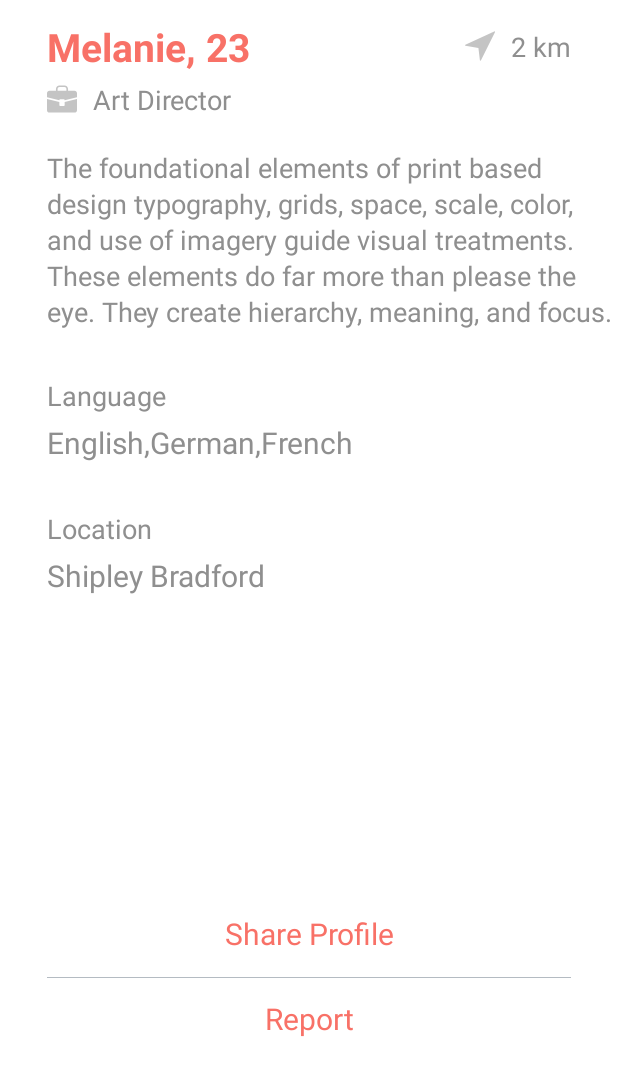
After one commit to NEITGNART/TingTing, an Android app: the layout content_dauser_detail.xml on its own in the app's theme, with its tools: preview values and no code run, on a phone screen of 412 x 824 dp. The commit adds this screen. Shown: the top 1076 px of the screen. Run offline under Robolectric (Android 15) with nearby library versions, the phone set to English and light mode, and no system bars.

Commit message:
user profile

```diff
--- a/app/src/main/java/com/example/tingting/Adapters.kt
+++ b/app/src/main/java/com/example/tingting/Adapters.kt
@@ -7,7 +7,7 @@ import android.view.ViewGroup
 import androidx.recyclerview.widget.RecyclerView
 import com.makeramen.roundedimageview.RoundedImageView
 
-class Adapters (val context: Context): RecyclerView.Adapter<Adapters.MyViewHolder>() {
+class Adapters(val context: Context): RecyclerView.Adapter<Adapters.MyViewHolder>() {
     lateinit var list: List<Int>
 
     fun setContentList(list:List<Int>){
--- /dev/null
+++ b/app/src/main/res/layout/content_dauser_detail.xml
@@ -0,0 +1,139 @@
+<?xml version="1.0" encoding="utf-8"?>
+<androidx.core.widget.NestedScrollView xmlns:android="http://schemas.android.com/apk/res/android"
+    xmlns:app="http://schemas.android.com/apk/res-auto"
+    xmlns:tools="http://schemas.android.com/tools"
+    android:layout_width="match_parent"
+    android:layout_height="match_parent"
+    android:fillViewport="true"
+    android:background="@color/da_white"
+    app:layout_behavior="@string/appbar_scrolling_view_behavior"
+    tools:showIn="@layout/user_info_fragment"
+    >
+
+    <RelativeLayout
+        android:id="@+id/rlContent"
+        android:layout_width="match_parent"
+        android:layout_height="match_parent"
+        android:layout_above="@id/llBottom"
+        android:layout_marginTop="@dimen/da_spacing_middle"
+        android:layout_marginBottom="@dimen/da_spacing_standard_new">
+
+        <TextView
+            android:id="@+id/tvName"
+            android:layout_width="wrap_content"
+            android:layout_height="wrap_content"
+            android:layout_gravity="center_vertical"
+            android:layout_marginStart="@dimen/da_spacing_large"
+            android:text="@string/da_melanie_23"
+            android:textAppearance="@style/DAFontBold"
+            android:textColor="@color/da_red"
+            android:textSize="@dimen/da_font_size_xxlarge"
+            android:textStyle="bold" />
+
+        <TextView
+            android:id="@+id/tvDisatance"
+            android:layout_width="wrap_content"
+            android:layout_height="wrap_content"
+            android:layout_alignTop="@id/tvName"
+            android:layout_alignBottom="@id/tvName"
+            android:layout_alignParentEnd="true"
+            android:layout_centerVertical="true"
+            android:layout_gravity="center_vertical"
+            android:layout_marginEnd="@dimen/da_spacing_large"
+            android:drawableStart="@drawable/da_ic_paper_plane"
+            android:drawablePadding="@dimen/da_spacing_standard"
+            android:drawableTint="@color/da_textColorSecondary"
+            android:gravity="center"
+            android:text="@string/da_2_km"
+            android:textColor="@color/da_textColorPrimary"
+            android:textSize="@dimen/da_font_size_normal" />
+
+        <TextView
+            android:id="@+id/tvProfession"
+            android:layout_width="wrap_content"
+            android:layout_height="wrap_content"
+            android:layout_below="@id/tvName"
+            android:layout_gravity="center_vertical"
+            android:layout_marginStart="@dimen/da_spacing_large"
+            android:layout_marginTop="@dimen/da_spacing_control"
+            android:drawableStart="@drawable/da_ic_business_briefcase"
+            android:drawablePadding="@dimen/da_spacing_standard"
+            android:drawableTint="@color/da_textColorSecondary"
+            android:text="@string/da_art_director"
+            android:textColor="@color/da_textColorPrimary"
+            android:textSize="@dimen/da_font_size_normal" />
+
+        <TextView
+            android:id="@+id/tvDetail"
+            android:layout_width="wrap_content"
+            android:layout_height="wrap_content"
+            android:layout_below="@id/tvProfession"
+            android:layout_gravity="center_vertical"
+            android:layout_marginStart="@dimen/da_spacing_large"
+            android:layout_marginTop="@dimen/da_spacing_standard_new"
+            android:drawablePadding="@dimen/da_spacing_standard"
+            android:lineSpacingExtra="@dimen/da_spacing_control_half"
+            android:lines="5"
+            android:text="@string/large_text"
+            android:textColor="@color/da_textColorPrimary"
+            android:textSize="@dimen/da_font_size_normal" />
+
+        <TextView
+            android:id="@+id/txtLanguage"
+            style="@style/DAEditTextHint"
+            android:layout_below="@id/tvDetail"
+            android:layout_marginTop="@dimen/da_spacing_large"
+            android:text="@string/da_language"
+            android:textSize="@dimen/da_font_size_normal" />
+
+        <TextView
+            android:id="@+id/tvLang"
+            style="@style/ProfileText"
+            android:layout_below="@id/txtLanguage"
+            android:layout_marginTop="@dimen/da_spacing_control"
+            android:text="@string/da_english_german_french" />
+
+        <TextView
+            android:id="@+id/txtLocation"
+            style="@style/DAEditTextHint"
+            android:layout_below="@id/tvLang"
+            android:layout_marginTop="@dimen/da_spacing_large"
+            android:text="@string/da_location"
+            android:textSize="@dimen/da_font_size_normal" />
+
+        <TextView
+            android:id="@+id/tvLocation"
+            style="@style/ProfileText"
+            android:layout_below="@id/txtLocation"
+            android:layout_marginTop="@dimen/da_spacing_control"
+            android:text="@string/da_shipley_bradford" />
+
+        <LinearLayout
+            android:layout_width="match_parent"
+            android:layout_height="wrap_content"
+            android:layout_alignParentBottom="true"
+            android:layout_marginBottom="@dimen/_85sdp"
+            android:gravity="bottom"
+            android:orientation="vertical">
+
+            <TextView
+                android:id="@+id/tvShare"
+                style="@style/ProfileText"
+                android:gravity="center_horizontal"
+                android:text="@string/share_profile"
+                android:textColor="@color/da_red" />
+
+            <View style="@style/Divider" />
+
+            <TextView
+                android:id="@+id/tvReport"
+                style="@style/ProfileText"
+                android:gravity="center_horizontal"
+                android:text="@string/da_report"
+                android:textColor="@color/da_red" />
+
+        </LinearLayout>
+
+    </RelativeLayout>
+
+</androidx.core.widget.NestedScrollView>
--- a/app/src/main/res/navigation/my_nav.xml
+++ b/app/src/main/res/navigation/my_nav.xml
@@ -33,5 +33,9 @@
         android:id="@+id/userInfoFragment"
         android:name="com.example.tingting.UserInfoFragment"
         android:label="user_info_fragment"
-        tools:layout="@layout/user_info_fragment" />
+        tools:layout="@layout/user_info_fragment" >
+        <action
+            android:id="@+id/action_userInfoFragment_to_homepage"
+            app:destination="@id/homepage" />
+    </fragment>
 </navigation>
--- a/app/src/main/res/values/colors.xml
+++ b/app/src/main/res/values/colors.xml
@@ -8,8 +8,6 @@
     <color name="teal_700">#FF018786</color>
     <color name="black">#FF000000</color>
     <color name="white">#FFFFFFFF</color>
-
-
     <color name="da_colorPrimary">#7560F9</color>
     <color name="da_colorPrimaryDark">#FFFFFF</color>
     <color name="da_colorAccent">#765BF2</color>
```
Also changed, not shown: app/src/main/java/com/example/tingting/FirstFragment.kt (+9 -0 lines), app/src/main/java/com/example/tingting/UserInfoFragment.kt (+21 -2 lines), app/src/main/res/layout/fragment_first.xml (+16 -0 lines), app/src/main/res/layout/user_info_fragment.xml (+94 -6 lines).
